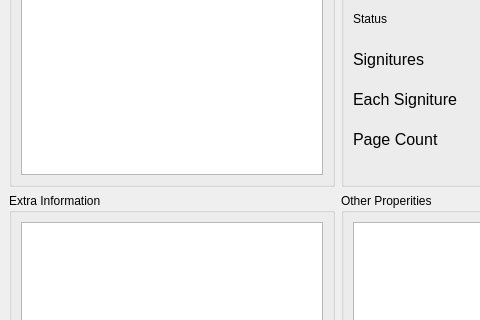
Before: the Qt Designer form mainwindow.ui in farinc/book-tracker, drawn with Qt 5; both pictures show x 0 to 480 and y 538 to 858 of the 682 by 973 pixel window.
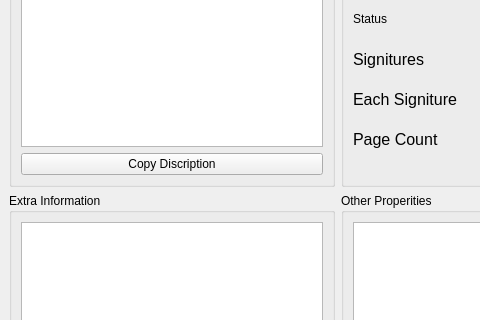
After: the same form once the commit is applied. Icons and pictures are not drawn.

Commit message: Added a few tweaks per request, the book veiw now displays the book's status and removed the display of date of creation. Tweaked how the discription is generated, mostly that the quarter bound book typically has a spine while traditional books dont usually do.

Patch:
```diff
--- a/mainwindow.ui
+++ b/mainwindow.ui
@@ -1127,6 +1127,13 @@
          </property>
         </widget>
        </item>
+       <item row="1" column="1">
+        <widget class="QPushButton" name="pushButtonCopy">
+         <property name="text">
+          <string>Copy Discription</string>
+         </property>
+        </widget>
+       </item>
       </layout>
      </widget>
     </item>
```
Left out of the diff: 2 changed lines with no effect on the pictures. The commit also changes 9 other files.
